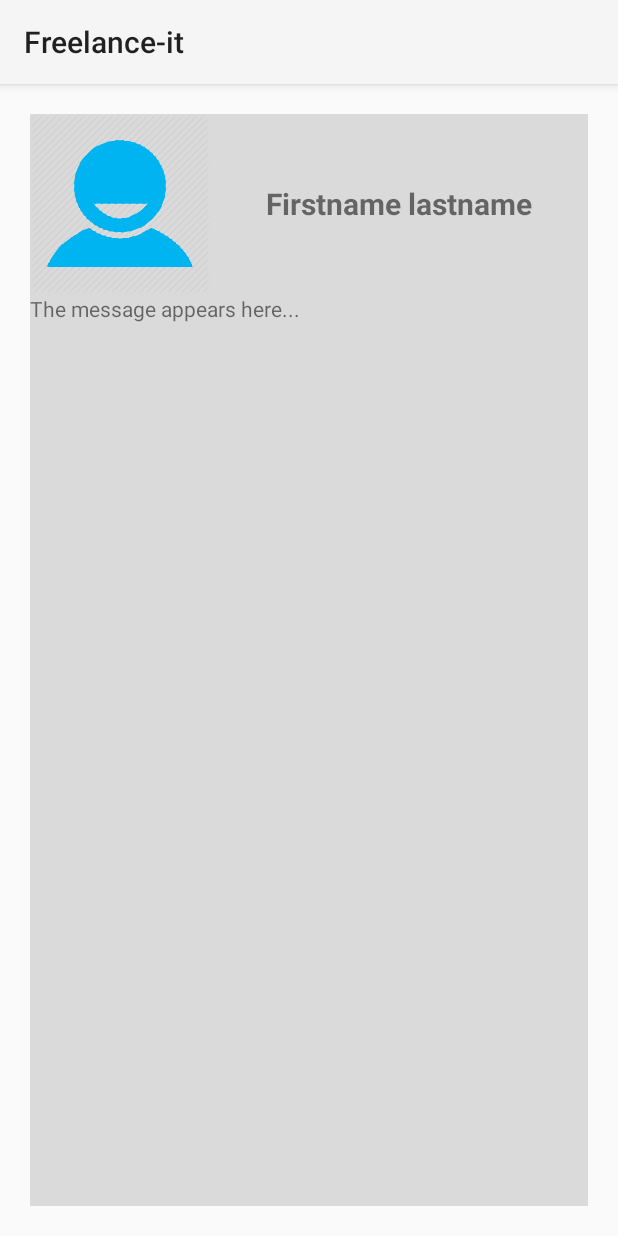
After one commit to mayih/freelancers-repo, an Android app: the layout item_request.xml on its own in the app's theme, with its tools: preview values and no code run, on a phone screen of 412 x 824 dp. The commit adds this screen. Run offline under Robolectric (Android 15) with nearby library versions, the phone set to English and light mode, and no system bars.

Commit message:
listView for RequestFragment progressing

```diff
--- a/app/src/main/java/il/bruzn/freelancers/Model/CRUD.java
+++ b/app/src/main/java/il/bruzn/freelancers/Model/CRUD.java
@@ -12,8 +12,8 @@ public interface CRUD<T> {
 	public void	add(T entry);
 
 	// Read
-	public T	selectById(int Id);
-	public ArrayList<T> selectWhereIdIn(List<Integer> listOfIds);
+	public	T selectById(int Id);
+	public	ArrayList<T> selectWhereIdIn(List<Integer> listOfIds);
 	public	ArrayList<T> selectAll();
 	public	ArrayList<T> selectBy(String field, String value);
 
--- a/app/src/main/java/il/bruzn/freelancers/Model/Entities/Request.java
+++ b/app/src/main/java/il/bruzn/freelancers/Model/Entities/Request.java
@@ -13,9 +13,7 @@ public class Request extends Message{
 	// CONSTRUCTORS ---
 	public Request(Member author, Member receiver, String text) {
 		super(author, receiver, text);
-		_isAccepted = false;
 		_done = false;
-		_opinion = null;
 	}
 	public Request(int id, Member author, Member receiver, String text, Date date, boolean isAccepted, boolean done, Opinion opinion) {
 		super(id, author, receiver, text, date);
--- a/app/src/main/java/il/bruzn/freelancers/Model/ListTech/OpinionRepoList.java
+++ b/app/src/main/java/il/bruzn/freelancers/Model/ListTech/OpinionRepoList.java
@@ -4,7 +4,6 @@ import java.util.ArrayList;
 import java.util.List;
 
 import il.bruzn.freelancers.Model.Entities.Member;
-import il.bruzn.freelancers.Model.Entities.Message;
 import il.bruzn.freelancers.Model.Entities.Opinion;
 import il.bruzn.freelancers.Model.iRepositories.iOpinionRepo;
 
--- a/app/src/main/java/il/bruzn/freelancers/Model/Model.java
+++ b/app/src/main/java/il/bruzn/freelancers/Model/Model.java
@@ -21,7 +21,7 @@ import il.bruzn.freelancers.Model.iRepositories.iRequestRepo;
  * Created by Yair on 08/12/2014.
  */
 public class Model {
-	static final Technology tech = Technology.SQLite;
+	static final Technology tech = Technology.List;
 	enum Technology{SQLite, Server, List };
 
 	// DataBase Name
--- a/app/src/main/java/il/bruzn/freelancers/Model/iRepositories/iRequestRepo.java
+++ b/app/src/main/java/il/bruzn/freelancers/Model/iRepositories/iRequestRepo.java
@@ -1,10 +1,14 @@
 package il.bruzn.freelancers.Model.iRepositories;
 
+import java.util.ArrayList;
+
 import il.bruzn.freelancers.Model.CRUD;
+import il.bruzn.freelancers.Model.Entities.Member;
 import il.bruzn.freelancers.Model.Entities.Request;
 
 /**
  * Created by Moshe on 07/01/15.
  */
 public interface iRequestRepo extends CRUD<Request>{
+	public ArrayList<Request> selectByReceiver(Member receiver);
 }
--- a/app/src/main/java/il/bruzn/freelancers/basic/AsyncToRun.java
+++ b/app/src/main/java/il/bruzn/freelancers/basic/AsyncToRun.java
@@ -11,14 +11,16 @@ public class AsyncToRun<typeToReturn> extends AsyncTask<Object, Void, typeToRetu
 
 	@Override
 	protected typeToReturn doInBackground(Object... params) {
-		return _main.run(params);
+		if (_main != null)
+			return _main.run(params);
+		return null;
 	}
 
 	@Override
 	protected void onPostExecute(typeToReturn returnedValue) {
 		super.onPostExecute(returnedValue);
 		if(_post != null)
-		_post.run(returnedValue);
+			_post.run(returnedValue);
 	}
 
 	// Setters  ----
--- /dev/null
+++ b/app/src/main/res/layout/item_request.xml
@@ -0,0 +1,54 @@
+<?xml version="1.0" encoding="utf-8"?>
+<RelativeLayout xmlns:android="http://schemas.android.com/apk/res/android"
+			  android:orientation="vertical"
+			  android:layout_width="match_parent"
+			  android:layout_height="match_parent"
+			  android:layout_margin="20dp"
+			  android:background="#55999999"
+			  android:weightSum="1">
+
+	<ImageView
+		android:id="@+id/request_profile_pic"
+		android:layout_width="120dp"
+		android:layout_height="120dp"
+		android:src="@drawable/default_profile_pic"
+		/>
+
+	<TextView
+		android:layout_width="fill_parent"
+		android:layout_height="wrap_content"
+		android:layout_toRightOf="@id/request_profile_pic"
+		android:textStyle="bold"
+		android:text="Firstname lastname"
+		android:textSize="20dp"
+		android:layout_alignBottom="@id/request_profile_pic"
+		android:layout_alignParentTop="true"
+		android:gravity="center"
+		/>
+
+	<TextView
+		android:id="@+id/request_message_text"
+		android:layout_below="@id/request_profile_pic"
+		android:layout_width="fill_parent"
+		android:layout_height="wrap_content"
+		android:text="The message appears here..."
+		/>
+
+	<RelativeLayout
+		android:id="@+id/request_item_container"
+		android:layout_width="fill_parent"
+		android:layout_height="wrap_content"
+		android:layout_below="@id/request_message_text"
+		android:gravity="center"
+		>
+		<ImageView
+			android:id="@+id/request_accept_icon"
+			android:layout_width="50dp"
+			android:layout_height="50dp"/>
+		<ImageView
+			android:id="@+id/request_refuse_icon"
+			android:layout_width="50dp"
+			android:layout_height="50dp"/>
+	</RelativeLayout>
+
+</RelativeLayout>
```
Also changed, not shown: app/src/main/java/il/bruzn/freelancers/Controller/fragments/MessageFragment.java (+8 -9 lines), app/src/main/java/il/bruzn/freelancers/Controller/fragments/NewDiscussionFragment.java (+5 -4 lines), app/src/main/java/il/bruzn/freelancers/Controller/fragments/RequestFragment.java (+22 -12 lines), app/src/main/java/il/bruzn/freelancers/Model/ListTech/RequestRepoList.java (+13 -1 lines), app/src/main/java/il/bruzn/freelancers/Model/SqLiteTech/RequestRepoSqLite.java (+11 -0 lines), app/src/main/res/drawable-xhdpi/false_icon.png (added), app/src/main/res/drawable-xhdpi/true_icon.png (added), 4 other files.
